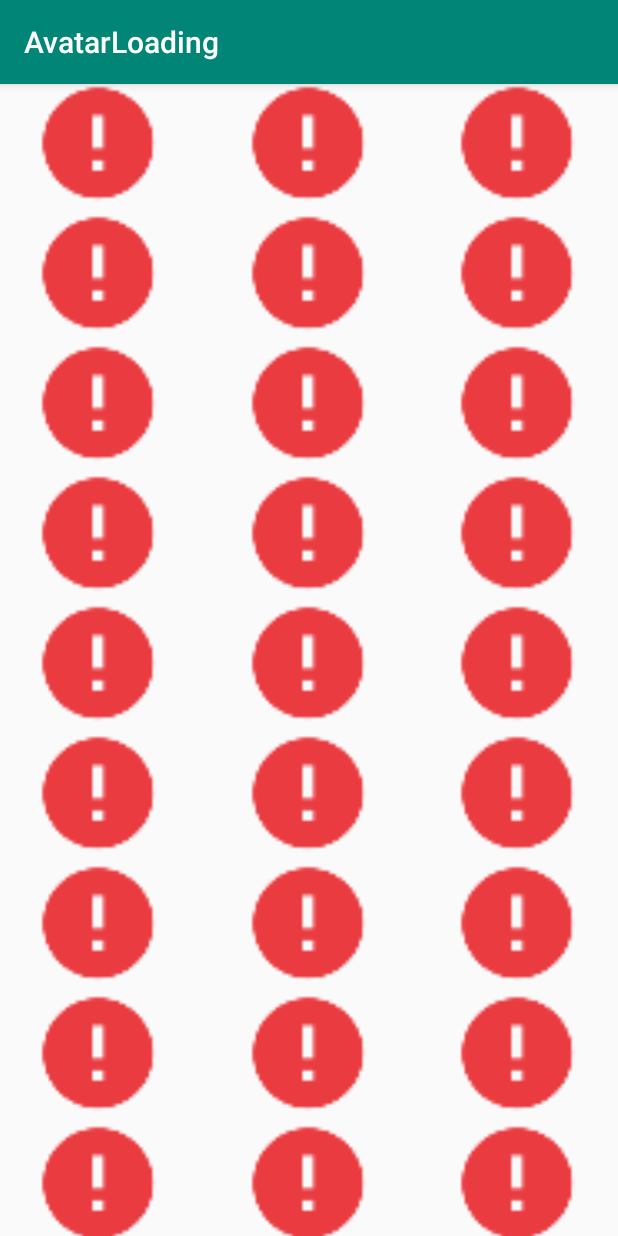
After one commit to mohammadhendy/AvatarLoading, an Android app: the GridActivity screen opened directly, with no data from a screen before it, on a phone screen of 412 x 824 dp. The commit adds this screen. Run offline under Robolectric (Android 15) with nearby library versions, the phone set to English and light mode, and no system bars; pictures from the network do not load.

Commit message:
Added Grid screen

```diff
--- a/app/build.gradle
+++ b/app/build.gradle
@@ -27,6 +27,7 @@ dependencies {
     implementation"org.jetbrains.kotlin:kotlin-stdlib-jdk7:$kotlin_version"
     implementation 'com.android.support:appcompat-v7:28.0.0'
     implementation 'com.android.support.constraint:constraint-layout:1.1.3'
+    implementation 'com.android.support:recyclerview-v7:28.0.0'
     testImplementation 'junit:junit:4.12'
     androidTestImplementation 'com.android.support.test:runner:1.0.2'
     androidTestImplementation 'com.android.support.test.espresso:espresso-core:3.0.2'
--- a/app/src/main/AndroidManifest.xml
+++ b/app/src/main/AndroidManifest.xml
@@ -18,6 +18,8 @@
                 <category android:name="android.intent.category.LAUNCHER"/>
             </intent-filter>
         </activity>
+        <activity android:name=".GridActivity">
+        </activity>
     </application>
 
 </manifest>
--- a/app/src/main/java/mohammadhendy/avatarloading/AvatarApplication.kt
+++ b/app/src/main/java/mohammadhendy/avatarloading/AvatarApplication.kt
@@ -7,9 +7,9 @@ class AvatarApplication : Application() {
 
     companion object {
         private val maxMemoryCacheSizeKB = (Runtime.getRuntime().maxMemory() / 1024 / 8).toInt()
-        private const val maxDiskCacheSizeKB = 1 * 1024
+        private const val maxDiskCacheSizeKB = 10 * 1024
         private const val maxMemoryCacheCount = 100
-        private const val maxDiskCacheCount = 10
+        private const val maxDiskCacheCount = 100
     }
     override fun onCreate() {
         super.onCreate()
--- /dev/null
+++ b/app/src/main/java/mohammadhendy/avatarloading/GridActivity.kt
@@ -0,0 +1,31 @@
+package mohammadhendy.avatarloading
+
+import android.support.v7.app.AppCompatActivity
+import android.os.Bundle
+import android.support.v7.widget.GridLayoutManager
+import kotlinx.android.synthetic.main.activity_grid.*
+import kotlinx.android.synthetic.main.activity_main.*
+import mohammadhendy.avatarloading.avatar.Avatar
+
+class GridActivity : AppCompatActivity() {
+
+    override fun onCreate(savedInstanceState: Bundle?) {
+        super.onCreate(savedInstanceState)
+        setContentView(R.layout.activity_grid)
+        lifecycle.addObserver(Avatar)
+
+        val images: ArrayList<String> = arrayListOf<String>()
+        for (i in 0..100) {
+            images.add("https://picsum.photos/id/$i/512/512/")
+        }
+        images_recycler_view.apply {
+            adapter = MyAdapter(images.toTypedArray())
+            addItemDecoration(GridItemDecoration(10, 3))
+        }
+    }
+
+    override fun onDestroy() {
+        super.onDestroy()
+        lifecycle.removeObserver(Avatar)
+    }
+}
--- /dev/null
+++ b/app/src/main/java/mohammadhendy/avatarloading/GridItemDecoration.kt
@@ -0,0 +1,49 @@
+package mohammadhendy.avatarloading
+
+import android.graphics.Rect
+import android.support.v7.widget.RecyclerView
+import android.view.View
+
+class GridItemDecoration(gridSpacingPx: Int, gridSize: Int) : RecyclerView.ItemDecoration() {
+    private var mSizeGridSpacingPx: Int = gridSpacingPx
+    private var mGridSize: Int = gridSize
+
+    private var mNeedLeftSpacing = false
+
+    override fun getItemOffsets(outRect: Rect, view: View, parent: RecyclerView, state: RecyclerView.State) {
+        val frameWidth = ((parent.width - mSizeGridSpacingPx.toFloat() * (mGridSize - 1)) / mGridSize).toInt()
+        val padding = parent.width / mGridSize - frameWidth
+        val itemPosition = (view.getLayoutParams() as RecyclerView.LayoutParams).viewAdapterPosition
+        if (itemPosition < mGridSize) {
+            outRect.top = 0
+        } else {
+            outRect.top = mSizeGridSpacingPx
+        }
+        if (itemPosition % mGridSize == 0) {
+            outRect.left = 0
+            outRect.right = padding
+            mNeedLeftSpacing = true
+        } else if ((itemPosition + 1) % mGridSize == 0) {
+            mNeedLeftSpacing = false
+            outRect.right = 0
+            outRect.left = padding
+        } else if (mNeedLeftSpacing) {
+            mNeedLeftSpacing = false
+            outRect.left = mSizeGridSpacingPx - padding
+            if ((itemPosition + 2) % mGridSize == 0) {
+                outRect.right = mSizeGridSpacingPx - padding
+            } else {
+                outRect.right = mSizeGridSpacingPx / 2
+            }
+        } else if ((itemPosition + 2) % mGridSize == 0) {
+            mNeedLeftSpacing = false
+            outRect.left = mSizeGridSpacingPx / 2
+            outRect.right = mSizeGridSpacingPx - padding
+        } else {
+            mNeedLeftSpacing = false
+            outRect.left = mSizeGridSpacingPx / 2
+            outRect.right = mSizeGridSpacingPx / 2
+        }
+        outRect.bottom = 0
+    }
+}
--- a/app/src/main/java/mohammadhendy/avatarloading/MainActivity.kt
+++ b/app/src/main/java/mohammadhendy/avatarloading/MainActivity.kt
@@ -1,5 +1,6 @@
 package mohammadhendy.avatarloading
 
+import android.content.Intent
 import android.support.v7.app.AppCompatActivity
 import android.os.Bundle
 import kotlinx.android.synthetic.main.activity_main.*
@@ -15,6 +16,10 @@ class MainActivity : AppCompatActivity() {
         loadNextImage(currentImageId++)
         next_button.setOnClickListener {
             loadNextImage(currentImageId++)
+        }
+
+        show_grid_button.setOnClickListener {
+            startActivity(Intent(this, GridActivity::class.java))
         }
     }
 
--- /dev/null
+++ b/app/src/main/java/mohammadhendy/avatarloading/MyAdapter.kt
@@ -0,0 +1,32 @@
+package mohammadhendy.avatarloading
+
+import android.support.v7.widget.RecyclerView
+import android.view.LayoutInflater
+import android.view.View
+import android.view.ViewGroup
+import kotlinx.android.synthetic.main.item_image.view.avatar_image_view
+import mohammadhendy.avatarloading.avatar.Avatar
+
+class MyAdapter(private val images: Array<String>) :
+    RecyclerView.Adapter<MyAdapter.MyViewHolder>() {
+
+    class MyViewHolder(itemView: View) : RecyclerView.ViewHolder(itemView)
+
+    override fun onCreateViewHolder(parent: ViewGroup,
+                                    viewType: Int): MyAdapter.MyViewHolder {
+        return MyViewHolder(LayoutInflater.from(parent.context)
+            .inflate(R.layout.item_image, parent, false))
+    }
+
+    override fun onBindViewHolder(holder: MyViewHolder, position: Int) {
+        Avatar.load(images[position])
+            .placeholder(R.drawable.ic_person_black_24dp)
+            .errorImage(R.drawable.ic_error)
+            .showProgress(true)
+            .memoryCache(false)
+            .diskCache(true)
+            .into(holder.itemView.avatar_image_view)
+    }
+
+    override fun getItemCount() = images.size
+}
--- /dev/null
+++ b/app/src/main/res/layout/activity_grid.xml
@@ -0,0 +1,11 @@
+<?xml version="1.0" encoding="utf-8"?>
+<android.support.v7.widget.RecyclerView
+        xmlns:android="http://schemas.android.com/apk/res/android"
+        xmlns:tools="http://schemas.android.com/tools"
+        xmlns:app="http://schemas.android.com/apk/res-auto"
+        android:id="@+id/images_recycler_view"
+        android:layout_width="match_parent"
+        android:layout_height="match_parent"
+        app:layoutManager="android.support.v7.widget.GridLayoutManager"
+        app:spanCount="3"
+        tools:context=".GridActivity" />
--- /dev/null
+++ b/app/src/main/res/layout/item_image.xml
@@ -0,0 +1,14 @@
+<?xml version="1.0" encoding="utf-8"?>
+<FrameLayout
+    xmlns:android="http://schemas.android.com/apk/res/android"
+    xmlns:tools="http://schemas.android.com/tools"
+    android:layout_width="match_parent"
+    android:layout_height="wrap_content">
+    <ImageView
+        android:id="@+id/avatar_image_view"
+        android:layout_gravity="center"
+        android:layout_width="@dimen/small_avatar_size"
+        android:layout_height="@dimen/small_avatar_size"
+        tools:src="@drawable/ic_person_black_24dp"/>
+
+</FrameLayout>
--- a/app/src/main/res/values/dimens.xml
+++ b/app/src/main/res/values/dimens.xml
@@ -2,5 +2,6 @@
 <resources>
     <dimen name="medium_margin">32dp</dimen>
     <dimen name="avatar_size">250dp</dimen>
+    <dimen name="small_avatar_size">80dp</dimen>
     <dimen name="small_padding">16dp</dimen>
 </resources>
--- a/app/src/main/res/values/strings.xml
+++ b/app/src/main/res/values/strings.xml
@@ -1,4 +1,5 @@
 <resources>
     <string name="app_name">AvatarLoading</string>
     <string name="next_button">Load next Avatar</string>
+    <string name="show_grid">Show Grid</string>
 </resources>
```
Also changed, not shown: app/src/main/java/mohammadhendy/avatarloading/cache/DiskCache.kt (+7 -3 lines), app/src/main/res/layout/activity_main.xml (+12 -2 lines).
